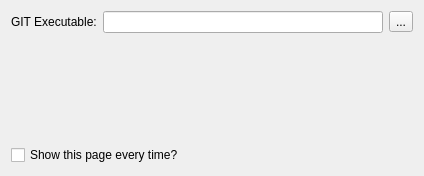
Qt form Ui/SelectGit.ui (towel42-com/EZGit) before a commit.
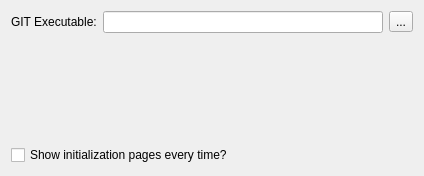
The same form after that commit. Icons and pictures are not drawn.

Commit message: After git is set, validate the credential manager

```diff
--- a/Ui/SelectGit.ui
+++ b/Ui/SelectGit.ui
@@ -53,7 +53,7 @@
    <item row="2" column="0" colspan="3">
     <widget class="QCheckBox" name="showNextTme">
      <property name="text">
-      <string>Show this page every time?</string>
+      <string>Show initialization pages every time?</string>
      </property>
     </widget>
    </item>
```
The commit also changes 2 other files.
